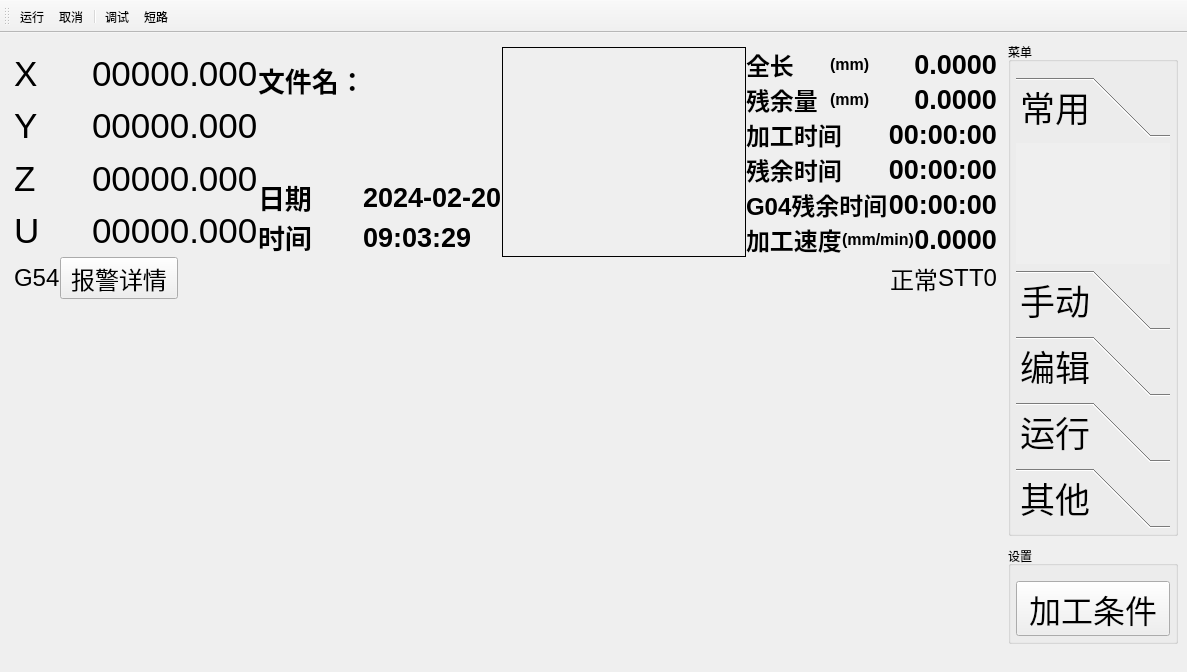
Before: the Qt Designer form forms/mainwindow2 - 副本.ui in zephyrrr/Camotics_modbus, drawn with Qt 5.
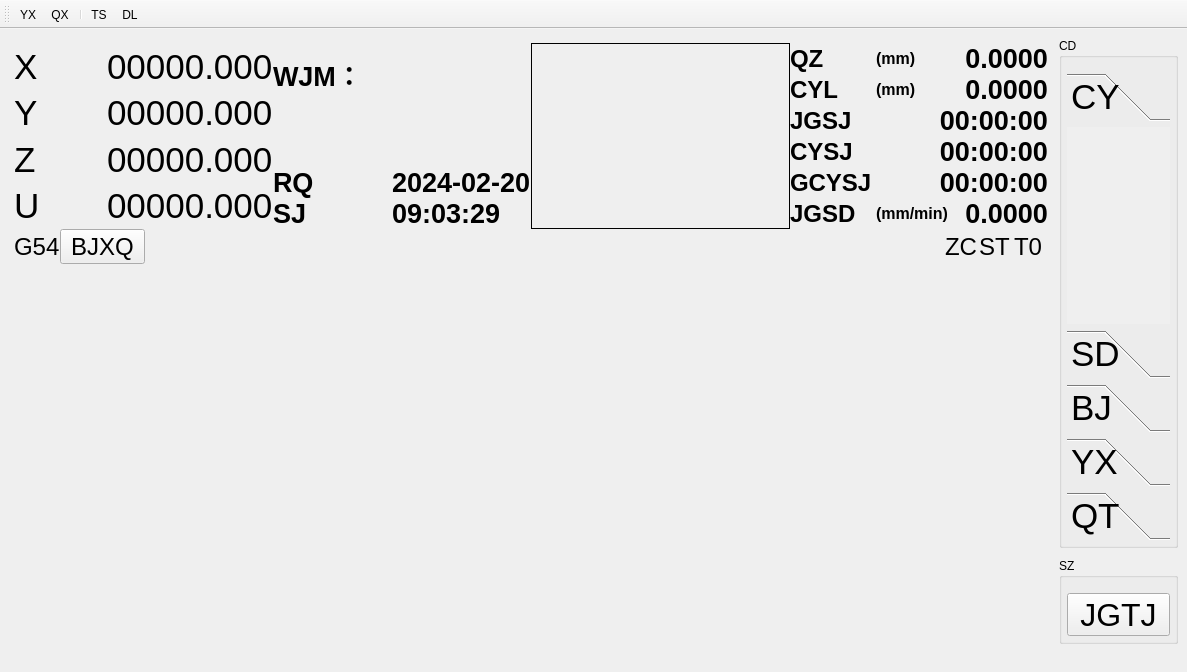
After: the same form once the commit is applied.

Patch:
```diff
--- a/forms/mainwindow2 - 副本.ui
+++ b/forms/mainwindow2 - 副本.ui
@@ -190,7 +190,7 @@
                                   </font>
                                 </property>
                                 <property name="text">
-                                  <string>文件名：</string>
+                                  <string>WJM：</string>
                                 </property>
                               </widget>
                             </item>
@@ -224,7 +224,7 @@
                                       </font>
                                     </property>
                                     <property name="text">
-                                      <string>日期</string>
+                                      <string>RQ</string>
                                     </property>
                                   </widget>
                                 </item>
@@ -250,7 +250,7 @@
                                       </font>
                                     </property>
                                     <property name="text">
-                                      <string>时间</string>
+                                      <string>SJ</string>
                                     </property>
                                   </widget>
                                 </item>
@@ -381,7 +381,7 @@
                                       </font>
                                     </property>
                                     <property name="text">
-                                      <string>全长</string>
+                                      <string>QZ</string>
                                     </property>
                                   </widget>
                                 </item>
@@ -436,7 +436,7 @@
                                       </font>
                                     </property>
                                     <property name="text">
-                                      <string>残余量</string>
+                                      <string>CYL</string>
                                     </property>
                                   </widget>
                                 </item>
@@ -491,7 +491,7 @@
                                       </font>
                                     </property>
                                     <property name="text">
-                                      <string>加工时间</string>
+                                      <string>JGSJ</string>
                                     </property>
                                   </widget>
                                 </item>
@@ -533,7 +533,7 @@
                                       </font>
                                     </property>
                                     <property name="text">
-                                      <string>残余时间</string>
+                                      <string>CYSJ</string>
                                     </property>
                                   </widget>
                                 </item>
@@ -575,7 +575,7 @@
                                       </font>
                                     </property>
                                     <property name="text">
-                                      <string>G04残余时间</string>
+                                      <string>GCYSJ</string>
                                     </property>
                                   </widget>
                                 </item>
@@ -617,7 +617,7 @@
                                       </font>
                                     </property>
                                     <property name="text">
-                                      <string>加工速度</string>
+                                      <string>JGSD</string>
                                     </property>
                                   </widget>
                                 </item>
@@ -698,7 +698,7 @@
                               <bool>false</bool>
                             </property>
                             <property name="text">
-                              <string>报警详情</string>
+                              <string>BJXQ</string>
                             </property>
                             <property name="iconSize">
                               <size>
@@ -781,7 +781,7 @@
                               </font>
                             </property>
                             <property name="text">
-                              <string>正常</string>
+                              <string>ZC</string>
                             </property>
                           </widget>
                         </item>
@@ -870,7 +870,7 @@
             <item>
               <widget class="QGroupBox" name="groupBoxMenus">
                 <property name="title">
-                  <string>菜单</string>
+                  <string>CD</string>
                 </property>
                 <layout class="QVBoxLayout" name="verticalLayout_4_2">
                   <property name="spacing">
@@ -912,27 +912,27 @@
                       </property>
                       <widget class="QWidget" name="page_1">
                         <attribute name="label">
-                          <string>常用</string>
+                          <string>CY</string>
                         </attribute>
                       </widget>
                       <widget class="QWidget" name="page_2">
                         <attribute name="label">
-                          <string>手动</string>
+                          <string>SD</string>
                         </attribute>
                       </widget>
                       <widget class="QWidget" name="page_3">
                         <attribute name="label">
-                          <string>编辑</string>
+                          <string>BJ</string>
                         </attribute>
                       </widget>
                       <widget class="QWidget" name="page_4">
                         <attribute name="label">
-                          <string>运行</string>
+                          <string>YX</string>
                         </attribute>
                       </widget>
                       <widget class="QWidget" name="page_5">
                         <attribute name="label">
-                          <string>其他</string>
+                          <string>QT</string>
                         </attribute>
                       </widget>
                     </widget>
@@ -943,7 +943,7 @@
             <item>
               <widget class="QGroupBox" name="groupBoxSettings">
                 <property name="title">
-                  <string>设置</string>
+                  <string>SZ</string>
                 </property>
                 <layout class="QVBoxLayout" name="verticalLayout_4">
                   <property name="spacing">
@@ -975,7 +975,7 @@
                         </font>
                       </property>
                       <property name="text">
-                        <string>加工条件</string>
+                        <string>JGTJ</string>
                       </property>
                     </widget>
                   </item>
@@ -1002,30 +1002,30 @@
       <attribute name="toolBarBreak">
         <bool>false</bool>
       </attribute>
-      <addaction name="actionRun"/>
-      <addaction name="actionCancel"/>
-      <addaction name="separator"/>
-      <addaction name="actionDebug"/>
-      <addaction name="actionTouchSense"/>
+      <addaction name="actionRun" />
+      <addaction name="actionCancel" />
+      <addaction name="separator" />
+      <addaction name="actionDebug" />
+      <addaction name="actionTouchSense" />
     </widget>
     <action name="actionRun">
       <property name="text">
-        <string>运行</string>
+        <string>YX</string>
       </property>
     </action>
     <action name="actionCancel">
       <property name="text">
-        <string>取消</string>
+        <string>QX</string>
       </property>
     </action>
     <action name="actionDebug">
       <property name="text">
-        <string>调试</string>
+        <string>TS</string>
       </property>
     </action>
     <action name="actionTouchSense">
       <property name="text">
-        <string>短路</string>
+        <string>DL</string>
       </property>
     </action>
   </widget>
```
Left out of the diff: 21 changed lines with no effect on the pictures.
